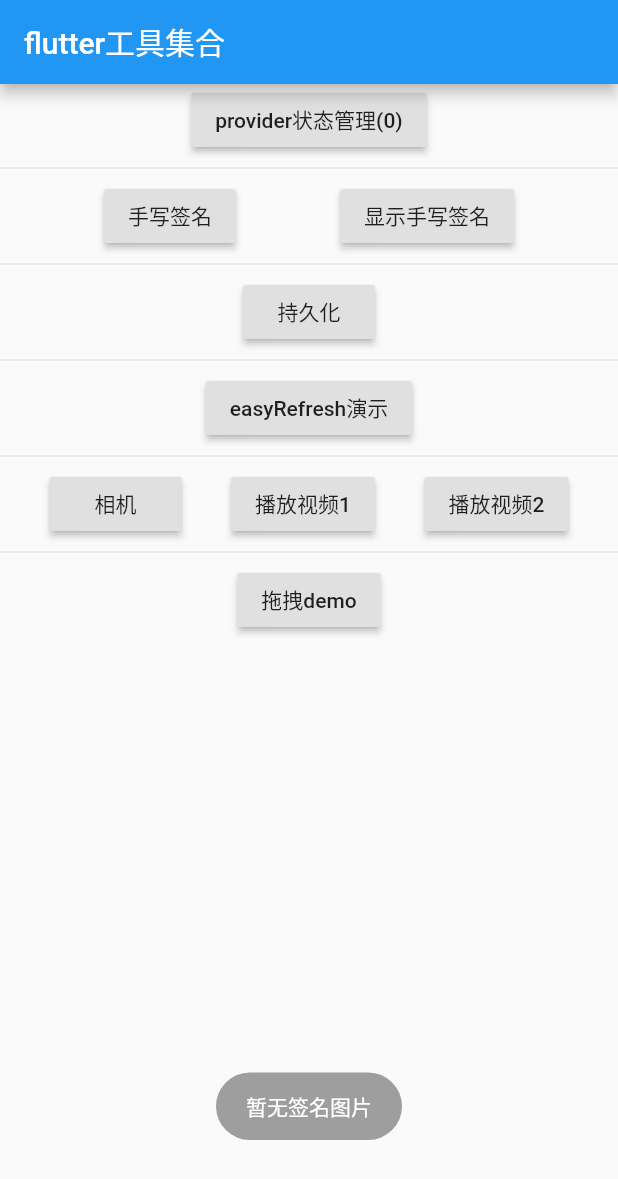
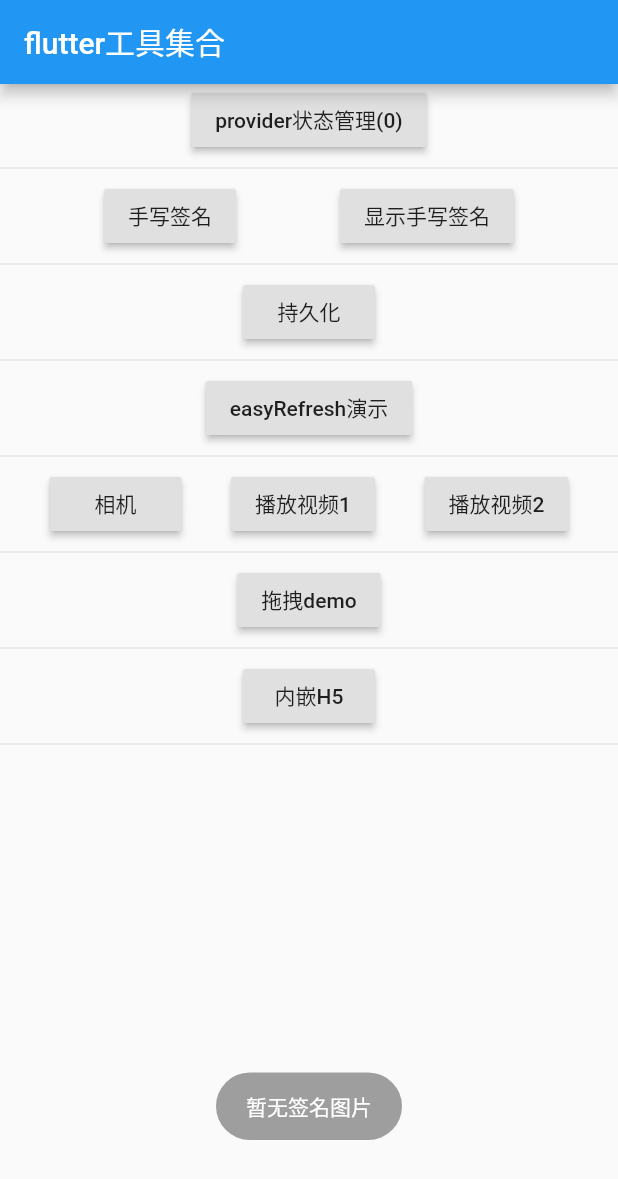
Before and after one commit to suheping/flutter_demo, a Flutter app: the screen it shows after launch, after a tap on "显示手写签名", on a phone screen of 412 x 824 dp. Shown: the top 1179 px of the screen. Run offline on Flutter 3.47's test engine with Material 2 defaults, Android fonts, the phone set to English and light mode, and no system bars; our stand-ins replace camera, chewie, fluro, flutter_easyrefresh, fluttertoast, shared_preferences and 2 more; missing offline and left inert: flutter_webview_plugin, orientation.

Commit message:
实现flutter内嵌js 实现js回调flutter

```diff
--- a/lib/main.dart
+++ b/lib/main.dart
@@ -1,6 +1,7 @@
 import 'package:flutter/material.dart';
 import 'package:flutter_demo/pages/home_page.dart';
 import 'package:flutter_demo/provider/file_provider.dart';
+import 'package:flutter_demo/provider/web_view_provider.dart';
 import 'package:flutter_demo/routers/application.dart';
 import 'package:flutter_demo/routers/routers.dart';
 import 'package:provider/provider.dart';
@@ -27,6 +28,9 @@ void main() {
       ),
       ChangeNotifierProvider(
         create: (context) => CameraProvider(),
+      ),
+      ChangeNotifierProvider(
+        create: (context) => WebViewProvider(),
       )
     ],
     child: MyApp(),
@@ -37,7 +41,7 @@ class MyApp extends StatelessWidget {
   @override
   Widget build(BuildContext context) {
     // 路由引入固定写法
-    final router = Router();
+    final router = FluroRouter();
     Routers.configureRouters(router);
     Application.router = router;
 
--- a/lib/pages/home_page.dart
+++ b/lib/pages/home_page.dart
@@ -7,6 +7,7 @@ import 'package:flutter_demo/provider/file_provider.dart';
 import 'package:flutter_demo/provider/refresh_provider.dart';
 import 'package:flutter_demo/provider/sdf_provider.dart';
 import 'package:flutter_demo/provider/camera_provider.dart';
+import 'package:flutter_demo/provider/web_view_provider.dart';
 import 'package:flutter_demo/routers/application.dart';
 import 'package:flutter_demo/routers/routers.dart';
 import 'package:fluttertoast/fluttertoast.dart';
@@ -148,7 +149,19 @@ class HomePage extends StatelessWidget {
                 Application.router.navigateTo(context, '/drag');
               },
               child: Text('拖拽demo'),
-            )
+            ),
+            Divider(),
+            RaisedButton(
+              onPressed: () {
+                String _params =
+                    'contract_id=07ed9b35eb2482768465c75a23a2e0aa&user_name=山东服装科技测试有限公司&credit_code=923723771111111114&preview=';
+                Provider.of<WebViewProvider>(context, listen: false)
+                    .setParam(_params);
+                Application.router.navigateTo(context, '/web');
+              },
+              child: Text('内嵌H5'),
+            ),
+            Divider(),
           ],
         ),
       ),
--- /dev/null
+++ b/lib/provider/web_view_provider.dart
@@ -0,0 +1,14 @@
+import 'package:flutter/material.dart';
+
+class WebViewProvider with ChangeNotifier {
+  String _url = 'http://192.168.2.111:5500/lib/html/test1.html?params=';
+  String _complateUrl;
+  String get getUrl => _complateUrl;
+
+  setParam(String params) {
+    String _encodeParam = Uri.encodeComponent(Uri.encodeComponent(params));
+    String url = _url + _encodeParam;
+    _complateUrl = url;
+    notifyListeners();
+  }
+}
--- a/lib/routers/application.dart
+++ b/lib/routers/application.dart
@@ -1,5 +1,5 @@
 import 'package:fluro/fluro.dart';
 
 class Application {
-  static Router router;
+  static FluroRouter router;
 }
--- a/lib/routers/handler.dart
+++ b/lib/routers/handler.dart
@@ -7,6 +7,7 @@ import 'package:flutter_demo/pages/easy_refresh_demo.dart';
 import 'package:flutter_demo/pages/camera_page.dart';
 import 'package:flutter_demo/pages/video_player_page.dart';
 import 'package:flutter_demo/pages/drag_demo_page.dart';
+import 'package:flutter_demo/pages/web_view_page.dart';
 import 'package:fluro/fluro.dart';
 
 Handler homeHandler = Handler(
@@ -58,3 +59,9 @@ Handler chewieHander = Handler(
     return ChewieDemoPage();
   },
 );
+
+Handler webHander = Handler(
+  handlerFunc: (context, parameters) {
+    return WebViewPage();
+  },
+);
--- a/lib/routers/routers.dart
+++ b/lib/routers/routers.dart
@@ -1,9 +1,8 @@
 import 'package:fluro/fluro.dart';
-import 'package:flutter/material.dart';
 import 'package:flutter_demo/routers/handler.dart';
 
 class Routers {
-  static Router router;
+  static FluroRouter router;
   static String homePage = '/home';
   static String providerDemoPage = '/provider';
   static String signDemoPage = '/sign';
@@ -13,8 +12,9 @@ class Routers {
   static String videoPage = '/video';
   static String dragPage = '/drag';
   static String chewiePage = '/chewie';
+  static String webPage = '/web';
 
-  static void configureRouters(Router router) {
+  static void configureRouters(FluroRouter router) {
     router.notFoundHandler = new Handler(
       handlerFunc: (context, parameters) {
         print('route was not found!');
@@ -31,5 +31,6 @@ class Routers {
     router.define(videoPage, handler: videoHander);
     router.define(dragPage, handler: dragHander);
     router.define(chewiePage, handler: chewieHander);
+    router.define(webPage, handler: webHander);
   }
 }
```
Also changed, not shown: lib/pages/web_view_page.dart (added, +41 -0 lines), pubspec.yaml (+7 -1 lines), pubspec.lock, 4 other files.
